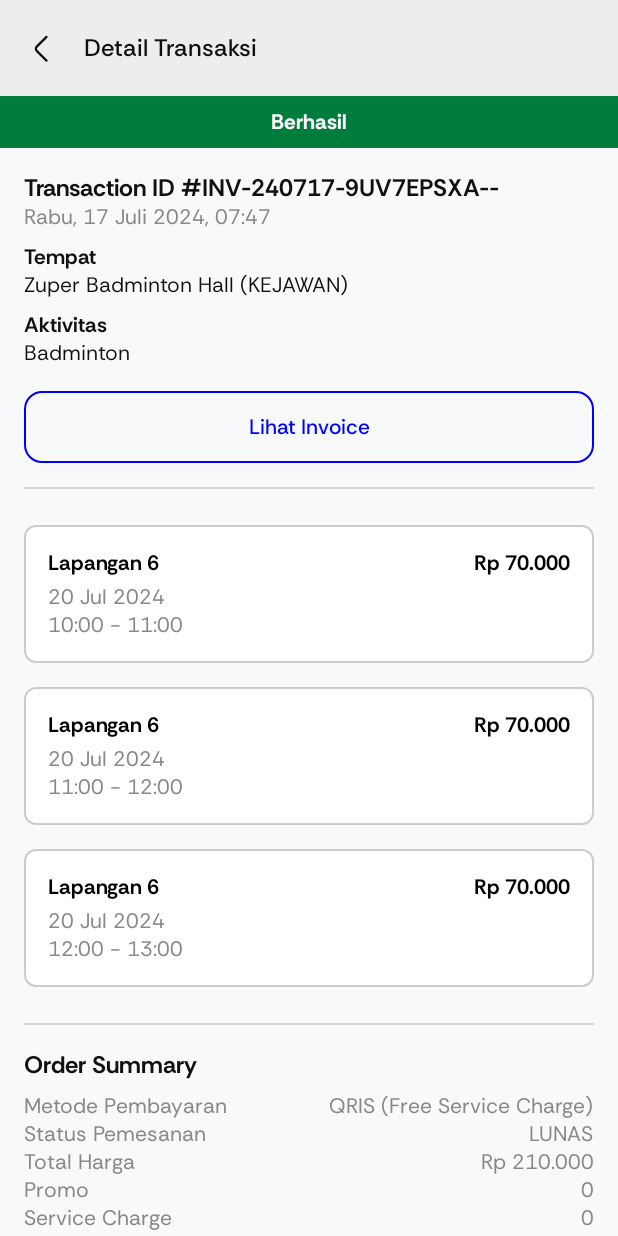
After one commit to daf2a/arena-mobile-app-compose, an Android app built with Jetpack Compose: the OrderDetailScreen screen opened through its navigation route, on a phone screen of 412 x 824 dp. The commit adds this screen. Run offline under Robolectric (Android 15) with nearby library versions, the phone set to English and light mode, and no system bars; pictures from the network do not load.

Commit message:
feat: order detail history

```diff
--- a/app/src/main/java/com/arena/ui/navigation/NavGraph.kt
+++ b/app/src/main/java/com/arena/ui/navigation/NavGraph.kt
@@ -18,6 +18,7 @@ import com.arena.ui.mitra.*
 import com.arena.ui.user.booking.BookingScreen
 import com.arena.ui.user.chat.ChatRoomScreen
 import com.arena.ui.splash.SplashScreen
+import com.arena.ui.user.booking.OrderDetailScreen
 import com.arena.ui.user.chat.ChatScreen
 import com.arena.ui.user.home.detailvenue.VenueDetailScreen
 import com.arena.ui.user.home.homescreen.UserHomeScreen
@@ -87,6 +88,7 @@ fun NavGraph(startDestination: String = "user_home") {
             ChatRoomScreen(navController = navController, chatName = chatName)
         }
         composable("user_booking_screen") { BookingScreen(navController = navController) }
+        composable("order_detail_screen") { OrderDetailScreen(navController = navController) }
         composable("user_profile_screen") { ProfileScreen(navController = navController) }
 
         // Mitra
--- a/app/src/main/java/com/arena/ui/user/booking/BookingScreen.kt
+++ b/app/src/main/java/com/arena/ui/user/booking/BookingScreen.kt
@@ -1,6 +1,7 @@
 package com.arena.ui.user.booking
 
 import androidx.compose.foundation.background
+import androidx.compose.foundation.clickable
 import androidx.compose.foundation.layout.*
 import androidx.compose.foundation.lazy.LazyColumn
 import androidx.compose.foundation.lazy.items
@@ -80,19 +81,20 @@ fun BookingContent(paddingValues: PaddingValues, navController: NavController) {
         Spacer(modifier = Modifier.height(16.dp))
         LazyColumn {
             items(bookings) { booking ->
-                BookingItem(booking)
+                BookingItem(booking, navController)
             }
         }
     }
 }
 
 @Composable
-fun BookingItem(booking: Booking) {
+fun BookingItem(booking: Booking, navController: NavController) {
     Column(
         modifier = Modifier
             .fillMaxWidth()
             .padding(vertical = 8.dp)
             .background(Color.White, shape = RoundedCornerShape(8.dp))
+            .clickable { navController.navigate("order_detail_screen") }
             .padding(16.dp)
     ) {
         Row(
--- /dev/null
+++ b/app/src/main/java/com/arena/ui/user/booking/OrderDetailScreen.kt
@@ -0,0 +1,230 @@
+package com.arena.ui.user.booking
+
+import android.os.Build
+import androidx.annotation.RequiresApi
+import androidx.compose.foundation.Image
+import androidx.compose.foundation.background
+import androidx.compose.foundation.border
+import androidx.compose.foundation.layout.*
+import androidx.compose.foundation.lazy.LazyColumn
+import androidx.compose.foundation.lazy.items
+import androidx.compose.foundation.shape.RoundedCornerShape
+import androidx.compose.material3.*
+import androidx.compose.runtime.Composable
+import androidx.compose.ui.Alignment
+import androidx.compose.ui.Modifier
+import androidx.compose.ui.draw.clip
+import androidx.compose.ui.graphics.Color
+import androidx.compose.ui.layout.ContentScale
+import androidx.compose.ui.res.painterResource
+import androidx.compose.ui.text.font.FontWeight
+import androidx.compose.ui.text.style.TextAlign
+import androidx.compose.ui.tooling.preview.Preview
+import androidx.compose.ui.unit.dp
+import androidx.compose.ui.unit.sp
+import androidx.navigation.NavController
+import androidx.navigation.compose.rememberNavController
+import com.arena.R
+import coil.compose.rememberImagePainter
+
+data class SessionDetail(val courtName: String, val date: String, val time: String, val price: String)
+
+data class Venue(
+    val name: String,
+    val location: String,
+    val image: Int,
+    val activity: String,
+    val sessions: List<SessionDetail>
+)
+
+@RequiresApi(Build.VERSION_CODES.O)
+@OptIn(ExperimentalMaterial3Api::class)
+@Composable
+fun OrderDetailScreen(navController: NavController) {
+    val venue = Venue(
+        name = "Zuper Badminton Hall (KEJAWAN)",
+        location = "Kepulih Gg.ID No.15",
+        image = R.drawable.iv_venue_1,
+        activity = "Badminton",
+        sessions = listOf(
+            SessionDetail("Lapangan 6", "20 Jul 2024", "10:00 - 11:00", "Rp 70.000"),
+            SessionDetail("Lapangan 6", "20 Jul 2024", "11:00 - 12:00", "Rp 70.000"),
+            SessionDetail("Lapangan 6", "20 Jul 2024", "12:00 - 13:00", "Rp 70.000")
+        )
+    )
+
+    Scaffold(
+        topBar = {
+            TopAppBar(
+                title = { Text("Detail Transaksi") },
+                navigationIcon = {
+                    IconButton(onClick = { navController.popBackStack() }) {
+                        Icon(painterResource(id = R.drawable.ic_back), contentDescription = "Back")
+                    }
+                }
+            )
+        },
+        content = { paddingValues ->
+            Column(
+                modifier = Modifier
+                    .fillMaxSize()
+                    .padding(paddingValues)
+            ) {
+                StatusBar(status = "Berhasil", color = Color(0xFF007D3A))
+                Column(
+                    modifier = Modifier
+                        .fillMaxSize()
+                        .padding(horizontal = 16.dp)
+                ) {
+                    TransactionDetailsSection()
+                    Divider(
+                        color = Color.Gray.copy(alpha = 0.3f),
+                        thickness = 1.dp,
+                        modifier = Modifier.padding(vertical = 16.dp)
+                    )
+                    SessionDetailsSection(sessions = venue.sessions)
+                    Divider(
+                        color = Color.Gray.copy(alpha = 0.3f),
+                        thickness = 1.dp,
+                        modifier = Modifier.padding(vertical = 16.dp)
+                    )
+                    OrderSummarySection(totalPrice = "210.000")
+                }
+            }
+        },
+    )
+}
+
+@Composable
+fun StatusBar(status: String, color: Color) {
+    Box(
+        modifier = Modifier
+            .fillMaxWidth()
+            .background(color)
+            .padding(vertical = 8.dp)
+    ) {
+        Text(
+            text = status,
+            fontSize = 14.sp,
+            fontWeight = FontWeight.Bold,
+            color = Color.White,
+            modifier = Modifier.align(Alignment.Center)
+        )
+    }
+}
+
+@Composable
+fun TransactionDetailsSection() {
+    Column(modifier = Modifier.padding(top = 16.dp)) {
+        Text(text = "Transaction ID #INV-240717-9UV7EPSXA--", fontSize = 16.sp, fontWeight = FontWeight.Bold)
+        Text(text = "Rabu, 17 Juli 2024, 07:47", fontSize = 14.sp, color = Color.Gray)
+        Spacer(modifier = Modifier.height(8.dp))
+        Text(text = "Tempat", fontSize = 14.sp, fontWeight = FontWeight.Bold)
+        Text(text = "Zuper Badminton Hall (KEJAWAN)", fontSize = 14.sp)
+        Spacer(modifier = Modifier.height(8.dp))
+        Text(text = "Aktivitas", fontSize = 14.sp, fontWeight = FontWeight.Bold)
+        Text(text = "Badminton", fontSize = 14.sp)
+        Spacer(modifier = Modifier.height(16.dp))
+        Button(
+            onClick = { /* Save Invoice Action */ },
+            colors = ButtonDefaults.buttonColors(containerColor = Color.Transparent),
+            shape = RoundedCornerShape(12.dp),
+            modifier = Modifier
+                .border(1.dp, Color.Blue, RoundedCornerShape(12.dp))
+                .fillMaxWidth()
+        ) {
+            Text(text = "Lihat Invoice", fontSize = 14.sp, color = Color.Blue)
+        }
+    }
+}
+
+@Composable
+fun SessionDetailsSection(sessions: List<SessionDetail>) {
+    LazyColumn {
+        items(sessions) { session ->
+            SessionItem(session = session)
+        }
+    }
+}
+
+@Composable
+fun SessionItem(session: SessionDetail) {
+    Column(
+        modifier = Modifier
+            .fillMaxWidth()
+            .padding(vertical = 8.dp)
+            .background(Color.White, shape = RoundedCornerShape(8.dp))
+            .border(1.dp, Color.LightGray, shape = RoundedCornerShape(8.dp))
+            .padding(16.dp)
+    ) {
+        Row(
+            modifier = Modifier.fillMaxWidth(),
+            verticalAlignment = Alignment.CenterVertically
+        ) {
+            Text(
+                text = session.courtName,
+                fontSize = 14.sp,
+                fontWeight = FontWeight.Bold,
+                color = Color.Black
+            )
+            Spacer(modifier = Modifier.weight(1f))
+            Text(
+                text = session.price,
+                fontSize = 14.sp,
+                fontWeight = FontWeight.Bold,
+                color = Color.Black
+            )
+        }
+        Spacer(modifier = Modifier.height(4.dp))
+        Text(text = session.date, fontSize = 14.sp, color = Color.Gray)
+        Text(text = session.time, fontSize = 14.sp, color = Color.Gray)
+    }
+}
+
+@Composable
+fun OrderSummarySection(totalPrice: String) {
+    Column(
+        modifier = Modifier
+            .fillMaxWidth()
+    ) {
+        Text(text = "Order Summary", fontSize = 16.sp, fontWeight = FontWeight.Bold)
+        Spacer(modifier = Modifier.height(8.dp))
+        SummaryItem(label = "Metode Pembayaran", value = "QRIS (Free Service Charge)")
+        SummaryItem(label = "Status Pemesanan", value = "LUNAS")
+        SummaryItem(label = "Total Harga", value = "Rp 210.000")
+        SummaryItem(label = "Promo", value = "0")
+        SummaryItem(label = "Service Charge", value = "0")
+        Spacer(modifier = Modifier.height(8.dp))
+        Divider(color = Color.Gray.copy(alpha = 0.3f), thickness = 1.dp)
+        Spacer(modifier = Modifier.height(8.dp))
+        SummaryItem(label = "Total Pembayaran", value = "Rp $totalPrice", isTotal = true)
+    }
+}
+
+@Composable
+fun SummaryItem(label: String, value: String, isTotal: Boolean = false) {
+    Row(
+        modifier = Modifier.fillMaxWidth(),
+        horizontalArrangement = Arrangement.SpaceBetween
+    ) {
+        Text(
+            text = label,
+            fontSize = if (isTotal) 16.sp else 14.sp,
+            fontWeight = if (isTotal) FontWeight.Bold else FontWeight.Normal,
+            color = if (isTotal) Color.Black else Color.Gray
+        )
+        Text(
+            text = value,
+            fontSize = if (isTotal) 16.sp else 14.sp,
+            fontWeight = if (isTotal) FontWeight.Bold else FontWeight.Normal,
+            color = if (isTotal) Color.Black else Color.Gray
+        )
+    }
+}
+
+@RequiresApi(Build.VERSION_CODES.O)
+@Preview(showBackground = true)
+@Composable
+fun OrderDetailScreenPreview() {
+    OrderDetailScreen(navController = rememberNavController())
+}
```
